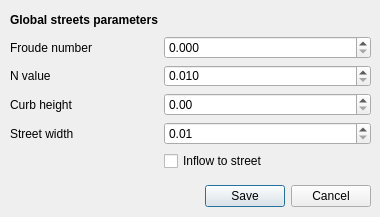
Before: the Qt Designer form flo2d/ui/street_global.ui in FLO-2DSoftware/qgis-flo-2d-plugin, drawn with Qt 5.
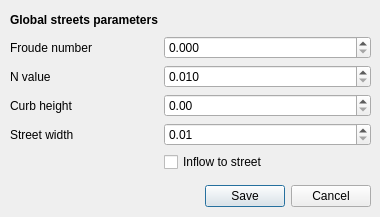
After: the same form once the commit is applied.

Commit message: Update tooltip for curb height in street_global.ui (unit specification)

```diff
--- a/flo2d/ui/street_global.ui
+++ b/flo2d/ui/street_global.ui
@@ -35,7 +35,7 @@
      <x>10</x>
      <y>10</y>
      <width>361</width>
-     <height>161</height>
+     <height>173</height>
     </rect>
    </property>
    <layout class="QFormLayout" name="formLayout_2">
```
Left out of the diff: 2 changed lines with no effect on the pictures.
